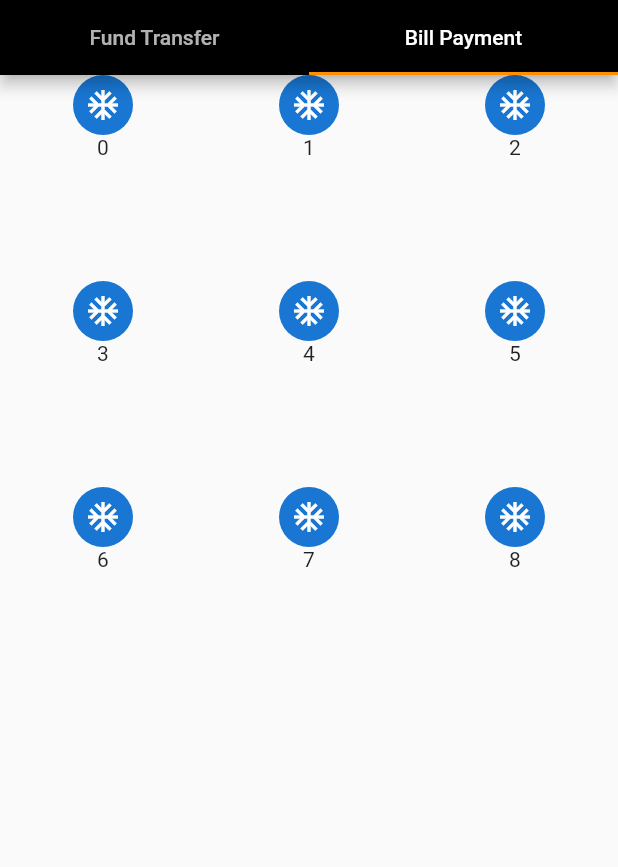
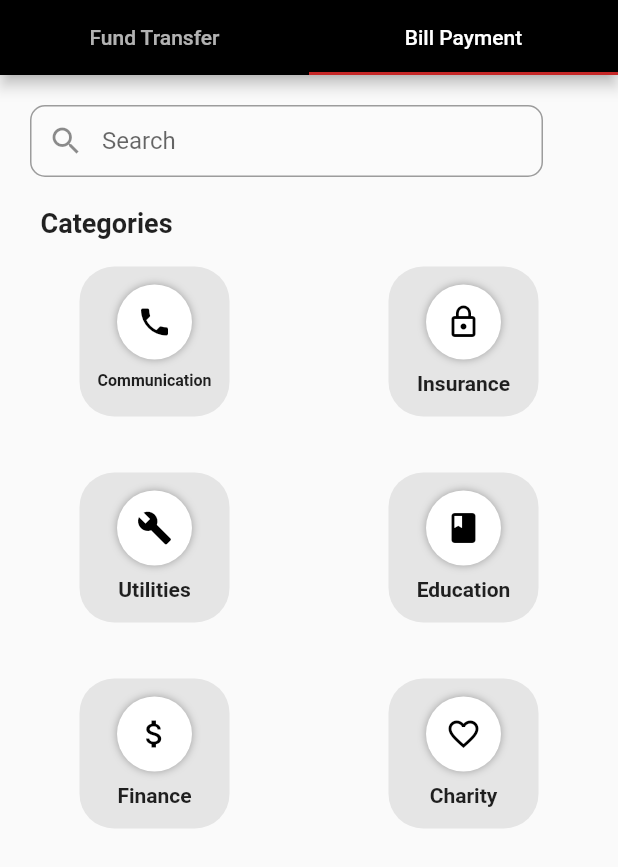
Before and after one commit to Dinukashameera/Peoples_Bank_UEE, a Flutter app: the FavouriteScreen screen opened by its route, tab 2 chosen, on a phone screen of 412 x 824 dp. Shown: the top 867 px of the screen. Run offline on Flutter 3.47's test engine with Material 2 defaults, Android fonts, the phone set to English and light mode, and no system bars; network calls fail.

Commit message:
categories screen implementaion

```diff
--- a/lib/main.dart
+++ b/lib/main.dart
@@ -33,7 +33,7 @@ class _MyHomePageState extends State<MyApp> {
       title: 'Peoples Redde App',
       theme: ThemeData(
         primaryColor: Colors.black,
-        accentColor: Colors.amber[800],
+        accentColor: Colors.red[800],
       ),
       initialRoute: '/',
       routes: {
--- a/lib/screens/Bill_payment_screen.dart
+++ b/lib/screens/Bill_payment_screen.dart
@@ -1,24 +1,59 @@
 import 'package:flutter/material.dart';
 import '../widgets/favourite_bill_payment_avatar.dart';
 
+class BillPaymentScreen extends StatelessWidget {
+  final paymentCategories = [
+    {'icon': Icons.phone, 'title': 'Communication'},
+    {'icon': Icons.lock_outline, 'title': 'Insurance'},
+    {'icon': Icons.build, 'title': 'Utilities'},
+    {'icon': Icons.book, 'title': 'Education'},
+    {'icon': Icons.attach_money, 'title': 'Finance'},
+    {'icon': Icons.favorite_border, 'title': 'Charity'},
+  ];
 
-class BillPaymentScreen extends StatelessWidget {
   @override
   Widget build(BuildContext context) {
     return Container(
-      child: Row(children: <Widget>[
-        Expanded(
-
-          child: GridView.count(
-          // scrollDirection: Axis.horizontal,
-          crossAxisCount: 3,
-          children: List.generate(9, (index) {
-            return Center(
-              child: FavouriteBillPaymentAvatar(index),
-            );
-          }),
-        ),)
-      ],),
+      // decoration: BoxDecoration(color: Colors.red),
+      child: Column(
+        crossAxisAlignment: CrossAxisAlignment.start,
+        children: <Widget>[
+          Container(
+            margin: EdgeInsets.only(left: 20, top: 20, right: 50),
+            decoration: BoxDecoration(
+                color: Colors.white24,
+                borderRadius: BorderRadius.all(Radius.circular(10.0))),
+            child: TextField(
+              decoration: InputDecoration(
+                  hintText: 'Search',
+                  prefixIcon: Icon(Icons.search),
+                  border: OutlineInputBorder(
+                      borderRadius:
+                          const BorderRadius.all(Radius.circular(10.0))),
+                  contentPadding: const EdgeInsets.symmetric(vertical: 0.0)),
+            ),
+          ),
+          Container(
+            margin: EdgeInsets.only(left: 27, top: 20),
+            child: Text(
+              'Categories',
+              style: TextStyle(fontSize: 18, fontWeight: FontWeight.bold),
+            ),
+          ),
+          Expanded(
+            child: GridView.count(
+              childAspectRatio: 3 / 2,
+              crossAxisCount: 2,
+              children: paymentCategories
+                  .map((category) => Center(
+                        child: FavouriteBillPaymentAvatar(
+                            category['icon'], category['title']),
+                      ))
+                  .toList(),
+            ),
+          )
+        ],
+      ),
     );
   }
 }
--- a/lib/screens/Tabs_screen.dart
+++ b/lib/screens/Tabs_screen.dart
@@ -77,13 +77,14 @@ class _TabsScreenState extends State<TabsScreen> {
               ),
               BottomNavigationBarItem(
                 icon: Icon(Icons.settings),
-                title: Text('Favourite'),
+                title: Text('Favourite' ),
               ),
 
             ],
             currentIndex: _selectedIndex,
-            type: BottomNavigationBarType.shifting,
+            type: BottomNavigationBarType.fixed,
             selectedItemColor: Colors.amber[800],
+
             backgroundColor: Colors.black,
             unselectedItemColor: Colors.white,
             onTap: _onItemTapped,
--- a/lib/widgets/favourite_bill_payment_avatar.dart
+++ b/lib/widgets/favourite_bill_payment_avatar.dart
@@ -1,25 +1,63 @@
 import 'package:flutter/material.dart';
 import 'package:peoples_bank/screens/Payment_List_screen.dart';
 import '../screens/Payment_List_screen.dart';
+
 class FavouriteBillPaymentAvatar extends StatelessWidget {
-  final int index;
-  FavouriteBillPaymentAvatar(this.index);
+  final IconData icon;
+  final String text;
+  FavouriteBillPaymentAvatar(this.icon, this.text);
 
   @override
   Widget build(BuildContext context) {
-
-    return Column(
+    return Container(
+      decoration: BoxDecoration(
+        borderRadius: BorderRadius.all(Radius.circular(23.0)),
+        color: Color.fromRGBO(38, 38, 38, 0.1),
+      ),
+      padding: EdgeInsets.all(12.0),
+      height: 100,
+      width: 100,
+      child: Column(
         children: <Widget>[
           GestureDetector(
-          onTap:() {
+            onTap: () {
               Navigator.of(context).pushNamed(PaymentListScreen.routeName);
             },
+            child: Container(
+              height: 50,
+              width: 50,
+              decoration: BoxDecoration(
+                borderRadius: BorderRadius.circular(50.0),
+                // color: Colors.white,
+                boxShadow: [
+                  BoxShadow(
+                    color: Colors.grey,
+                    // offset: Offset(0.0, 1.0), //(x,y)
+                    blurRadius: 4.0,
+                  ),
+                ],
+              ),
               child: CircleAvatar(
-            child: Icon(Icons.ac_unit),
+                backgroundColor: Colors.white,
+                child: Icon(
+                  icon,
+                  color: Colors.black,
                 ),
               ),
-        Text('$index')
+            ),
+          ),
+          SizedBox(
+            height: 8,
+          ),
+          FittedBox(
+            fit: BoxFit.contain,
+            child: Text(
+              '$text',
+              style: TextStyle(fontWeight: FontWeight.bold),
+            ),
+          )
         ],
+      ),
     );
   }
 }
```
Also changed, not shown: lib/screens/Payment_List_screen.dart (+34 -7 lines), lib/widgets/Payment_List_item.dart (+15 -4 lines). Lines whose indentation alone changed are shown as unchanged.
